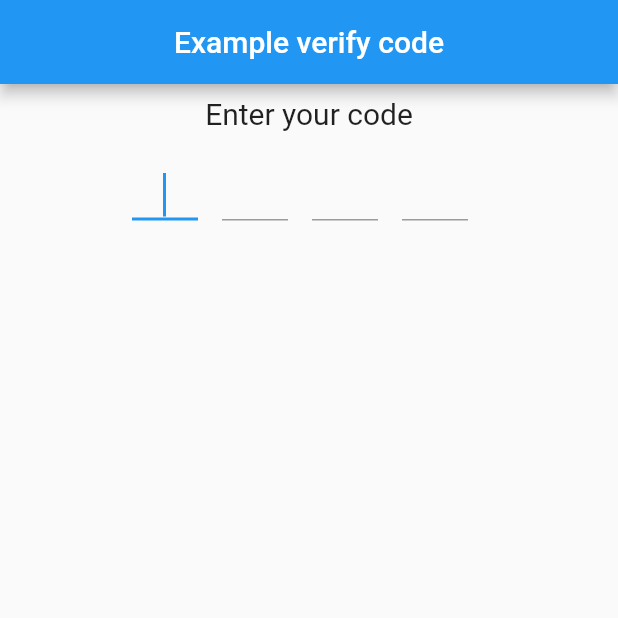
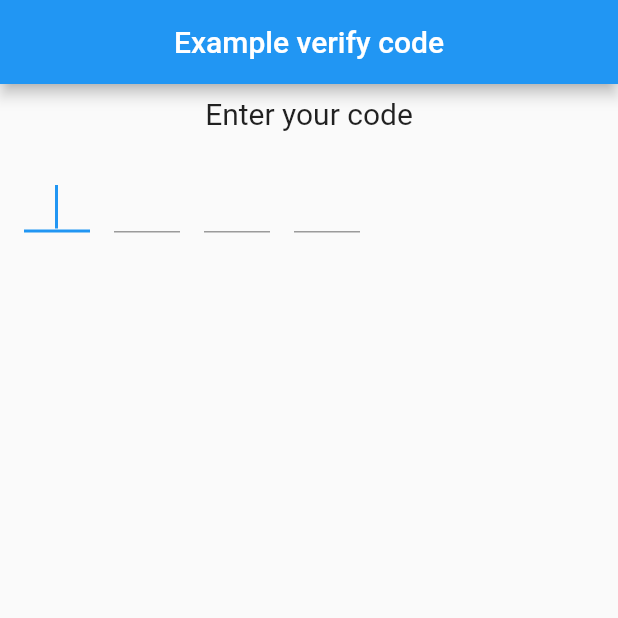
Before and after one commit to tiny-express/flutter_verification_code_input, a Flutter app: the screen it shows after launch, on a phone screen of 412 x 824 dp, the top half of it. Run offline on Flutter 3.47's test engine with Material 2 defaults, Android fonts, the phone set to English and light mode, and no system bars.

Commit message:
Remove padding, add textStyle, itemDecoration, update example

```diff
--- a/example/lib/main.dart
+++ b/example/lib/main.dart
@@ -31,8 +31,7 @@ class _MyHomePageState extends State<MyHomePage> {
       appBar: new AppBar(
         title: Center(child: new Text('Example verify code')),
       ),
-      body: Container(
-        child: ListView(
+      body: Column(
         children: <Widget>[
           Padding(
             padding: const EdgeInsets.all(8.0),
@@ -46,7 +45,6 @@ class _MyHomePageState extends State<MyHomePage> {
           VerificationCodeInput(
             keyboardType: TextInputType.number,
             length: 4,
-              padding: EdgeInsets.only(left: 80, right: 80),
             onCompleted: (String value) {
               print(value);
               setState(() {
@@ -66,7 +64,6 @@ class _MyHomePageState extends State<MyHomePage> {
               : Container(),
         ],
       ),
-      ),
     );
   }
 }
```
Lines whose indentation alone changed are shown as unchanged.
